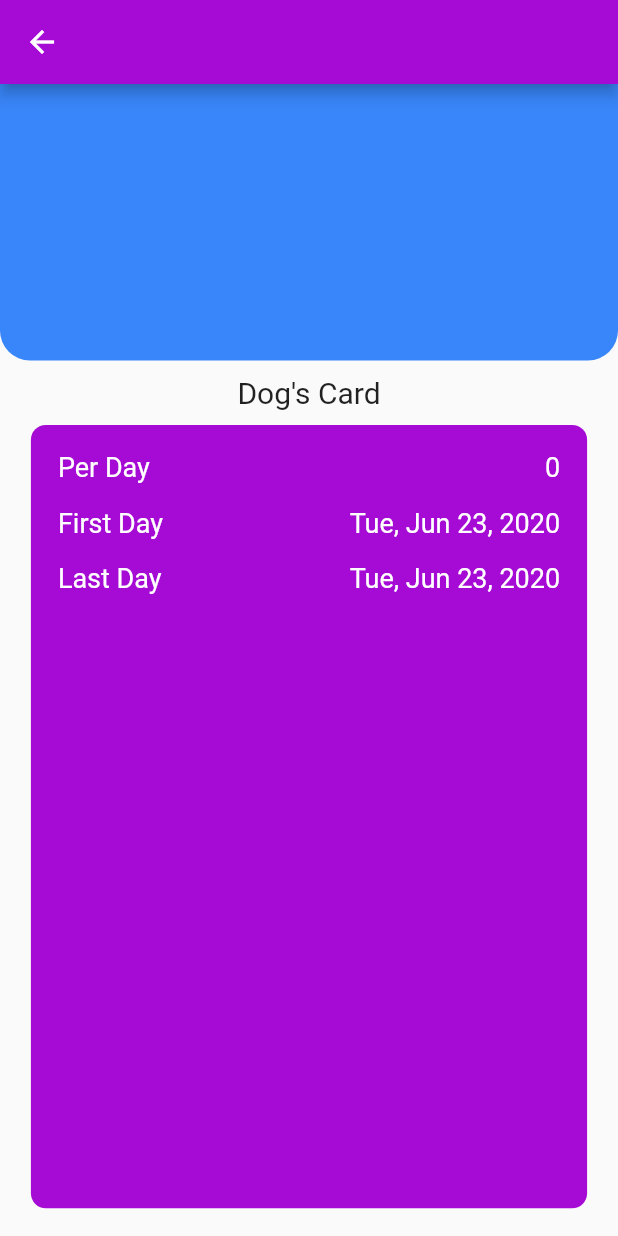
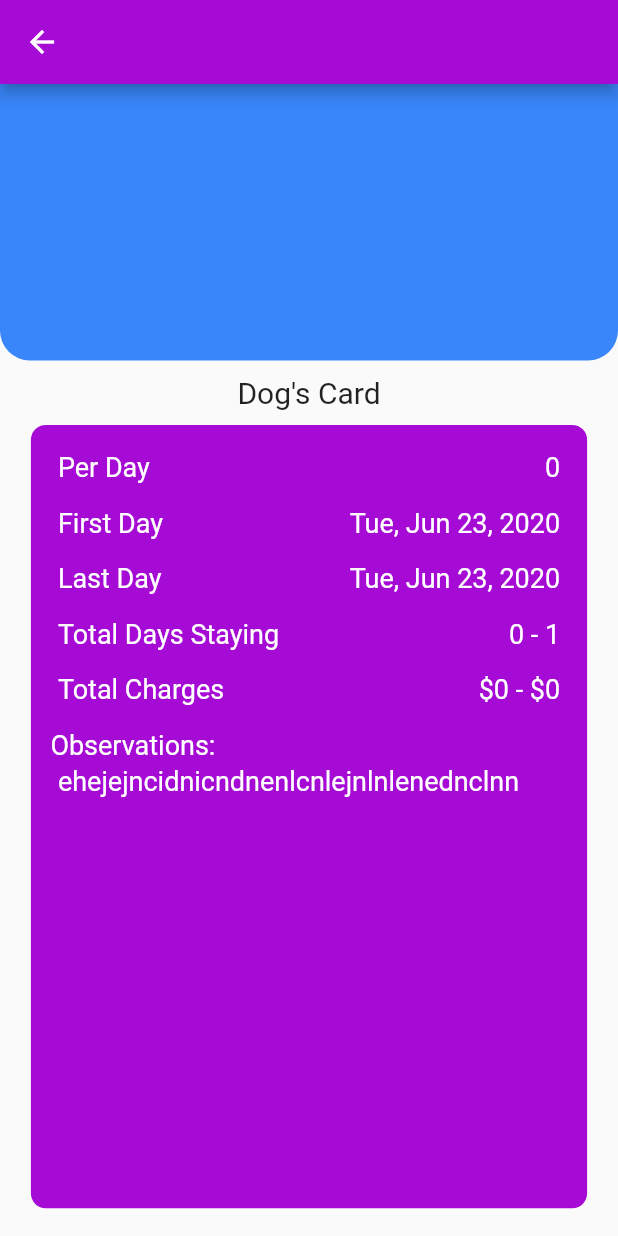
Before and after one commit to Tenzorialpuma/daggwi, a Flutter app: the PetsDetails screen opened directly with empty values, on a phone screen of 412 x 824 dp. Run offline on Flutter 3.47's test engine with Material 2 defaults, Android fonts, the phone set to English and light mode, and no system bars; our stand-ins replace google_fonts.

Commit message:
Dogs Card Now with information like more info

```diff
--- a/lib/pet_profile.dart
+++ b/lib/pet_profile.dart
@@ -12,6 +12,11 @@ class PetsDetails extends StatelessWidget {
 
   @override
   Widget build(BuildContext context) {
+    var daysStaying = int.parse(
+        dog.departureDate.difference(dog.arrivalDate).inDays.toString());
+    var amount = dog.amount.toInt();
+    var totalCharges = daysStaying * amount;
+
     final appBar = AppBar(
       centerTitle: false,
       title: Text(
@@ -121,12 +126,94 @@ class PetsDetails extends StatelessWidget {
                         ),
                       ),
                       Text(
-                        DateFormat.yMMMEd().format(dog.departureDate).toString(),
+                        DateFormat.yMMMEd()
+                            .format(dog.departureDate)
+                            .toString(),
                         style: TextStyle(
                           color: Colors.white,
                           fontSize: 18.0,
                         ),
                       )
+                    ],
+                  ),
+                ),
+                Padding(
+                  padding: const EdgeInsets.all(8.0),
+                  child: Row(
+                    children: <Widget>[
+                      Expanded(
+                        child: Text(
+                          'Total Days Staying',
+                          style: TextStyle(
+                            color: Colors.white,
+                            fontSize: 18.0,
+                          ),
+                        ),
+                      ),
+                      Text(
+                        "${dog.departureDate.difference(dog.arrivalDate).inDays.toString()} - ${dog.departureDate.difference(dog.arrivalDate).inDays + 1}",
+                        style: TextStyle(
+                          color: Colors.white,
+                          fontSize: 18.0,
+                        ),
+                      )
+                    ],
+                  ),
+                ),
+                Padding(
+                  padding: const EdgeInsets.all(8.0),
+                  child: Row(
+                    children: <Widget>[
+                      Expanded(
+                        child: Text(
+                          'Total Charges',
+                          style: TextStyle(
+                            color: Colors.white,
+                            fontSize: 18.0,
+                          ),
+                        ),
+                      ),
+                      Text(
+                        "\$$totalCharges - \$${totalCharges + dog.amount}",
+                        style: TextStyle(
+                          color: Colors.white,
+                          fontSize: 18.0,
+                        ),
+                      )
+                    ],
+                  ),
+                ),
+                Padding(
+                  padding: const EdgeInsets.fromLTRB(3.0, 8.0, 8.0, 1.0),
+                  child: Row(
+                    children: <Widget>[
+                      Expanded(
+                        child: Text(
+                          'Observations:',
+                          style: TextStyle(
+                            color: Colors.white,
+                            fontSize: 18.0,
+                          ),
+                        ),
+                      ),
+                    ],
+                  ),
+                ),
+                Padding(
+                  padding: const EdgeInsets.fromLTRB(8.0, 2.0, 8.0, 8.0),
+                  child: Row(
+                    children: <Widget>[
+                      RichText(
+                        text: TextSpan(
+                            style: TextStyle(
+                              color: Colors.white,
+                              fontSize: 18.0,
+                            ),
+                            children: [
+                              TextSpan(text: "ehejej"),
+                              TextSpan(text: "ncidnicndnenlcnlejnlnlenednclnn"),
+                            ]),
+                      ),
                     ],
                   ),
                 ),
```
